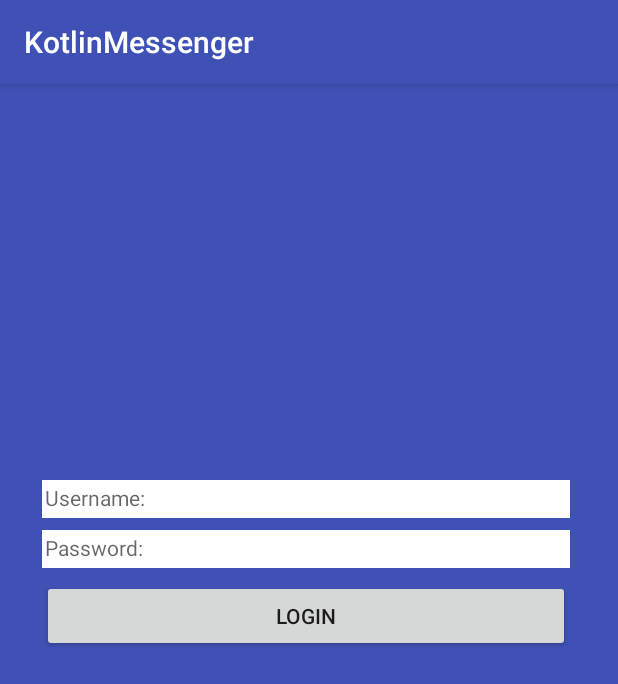
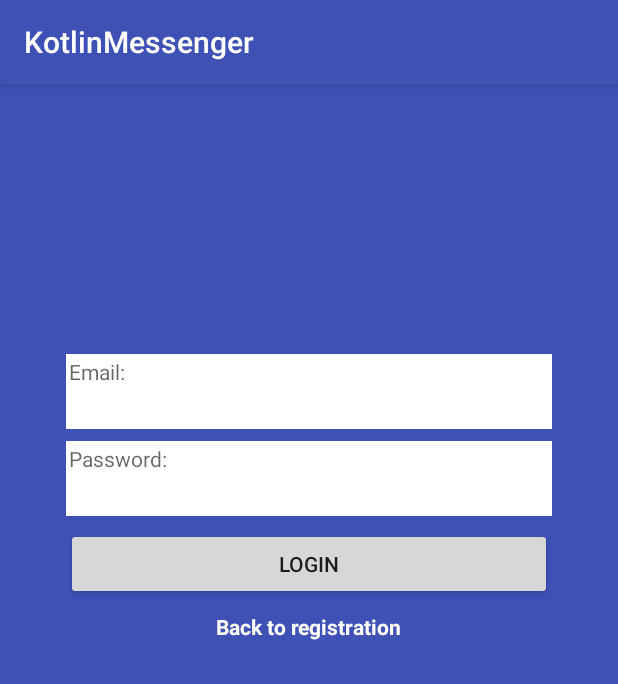
Before and after one commit to luisfergromo/Kotlin-Messenger, an Android app: the LoginActivity screen opened directly, with no data from a screen before it, on a phone screen of 412 x 824 dp. Shown: the top 684 px of the screen. Run offline under Robolectric (Android 15) with nearby library versions, the phone set to English and light mode, and no system bars.

Commit message:
Video 2 4:15

```diff
--- a/app/src/main/res/layout/activity_login.xml
+++ b/app/src/main/res/layout/activity_login.xml
@@ -9,56 +9,57 @@
 
 
     <TextView
-        android:id="@+id/username_TextEdit"
-        android:layout_width="0dp"
-        android:layout_height="25dp"
-        android:layout_marginEnd="32dp"
-        android:layout_marginLeft="32dp"
-        android:layout_marginRight="32dp"
-        android:layout_marginStart="32dp"
-        android:layout_marginTop="8dp"
+        android:id="@+id/email_TextEdit"
+        android:layout_width="324dp"
+        android:layout_height="50dp"
+        android:layout_marginEnd="8dp"
+        android:layout_marginLeft="8dp"
+        android:layout_marginRight="8dp"
+        android:layout_marginStart="8dp"
+        android:layout_marginTop="180dp"
         android:background="@android:color/white"
-        android:hint="@string/username"
+        android:hint="@string/email"
         android:padding="2dp"
         app:layout_constraintEnd_toEndOf="parent"
-        app:layout_constraintHorizontal_bias="0.0"
-        app:layout_constraintStart_toStartOf="@+id/logoGoesHere_View"
-        app:layout_constraintTop_toBottomOf="@+id/logoGoesHere_View" />
+        app:layout_constraintStart_toStartOf="parent"
+        app:layout_constraintTop_toTopOf="parent" />
 
     <TextView
         android:id="@+id/password_EditText"
-        android:layout_width="0dp"
-        android:layout_height="25dp"
+        android:layout_width="324dp"
+        android:layout_height="50dp"
         android:layout_marginTop="8dp"
         android:background="@android:color/white"
         android:hint="@string/password"
         android:padding="2dp"
-        app:layout_constraintEnd_toEndOf="@+id/username_TextEdit"
-        app:layout_constraintHorizontal_bias="0.0"
-        app:layout_constraintStart_toStartOf="@+id/username_TextEdit"
-        app:layout_constraintTop_toBottomOf="@+id/username_TextEdit" />
+        app:layout_constraintEnd_toEndOf="@+id/email_TextEdit"
+        app:layout_constraintStart_toStartOf="@+id/email_TextEdit"
+        app:layout_constraintTop_toBottomOf="@+id/email_TextEdit" />
 
     <Button
         android:id="@+id/loginBtn"
-        android:layout_width="0dp"
+        android:layout_width="324dp"
         android:layout_height="wrap_content"
-        android:layout_marginBottom="8dp"
         android:layout_marginTop="8dp"
         android:text="@string/login"
-        app:layout_constraintBottom_toBottomOf="parent"
         app:layout_constraintEnd_toEndOf="@+id/password_EditText"
-        app:layout_constraintHorizontal_bias="0.0"
         app:layout_constraintStart_toStartOf="@+id/password_EditText"
-        app:layout_constraintTop_toBottomOf="@+id/password_EditText"
-        app:layout_constraintVertical_bias="0.0" />
+        app:layout_constraintTop_toBottomOf="@+id/password_EditText" />
 
-    <View
-        android:id="@+id/logoGoesHere_View"
+    <TextView
+        android:id="@+id/backToRegistrationBtn"
         android:layout_width="wrap_content"
-        android:layout_height="256dp"
+        android:layout_height="wrap_content"
         android:layout_marginEnd="8dp"
+        android:layout_marginLeft="8dp"
         android:layout_marginRight="8dp"
-        app:layout_constraintEnd_toEndOf="parent"
-        app:layout_constraintStart_toStartOf="parent"
-        app:layout_constraintTop_toTopOf="parent" />
+        android:layout_marginStart="8dp"
+        android:layout_marginTop="8dp"
+        android:text="@string/backToRegistration"
+        android:textColor="@android:color/white"
+        android:textStyle="bold"
+        app:layout_constraintEnd_toEndOf="@+id/loginBtn"
+        app:layout_constraintStart_toStartOf="@+id/loginBtn"
+        app:layout_constraintTop_toBottomOf="@+id/loginBtn" />
+
 </android.support.constraint.ConstraintLayout>
--- a/app/src/main/res/values/strings.xml
+++ b/app/src/main/res/values/strings.xml
@@ -9,4 +9,5 @@
     <string name="threeDots">...</string>
     <string name="email">Email:</string>
     <string name="confirmationEmail">Confirm email:</string>
+    <string name="backToRegistration">Back to registration</string>
 </resources>
```
Also changed, not shown: app/src/main/java/me/luisfergromo/kotlinmessenger/LoginActivity.kt (+15 -3 lines), app/src/main/java/me/luisfergromo/kotlinmessenger/MainActivity.kt (+7 -6 lines), app/src/main/java/me/luisfergromo/kotlinmessenger/RegistrationActivity.kt (deleted, +0 -13 lines), app/src/main/res/layout/activity_main.xml (+8 -20 lines), app/src/main/res/layout/activity_registration.xml (deleted, +0 -126 lines).
